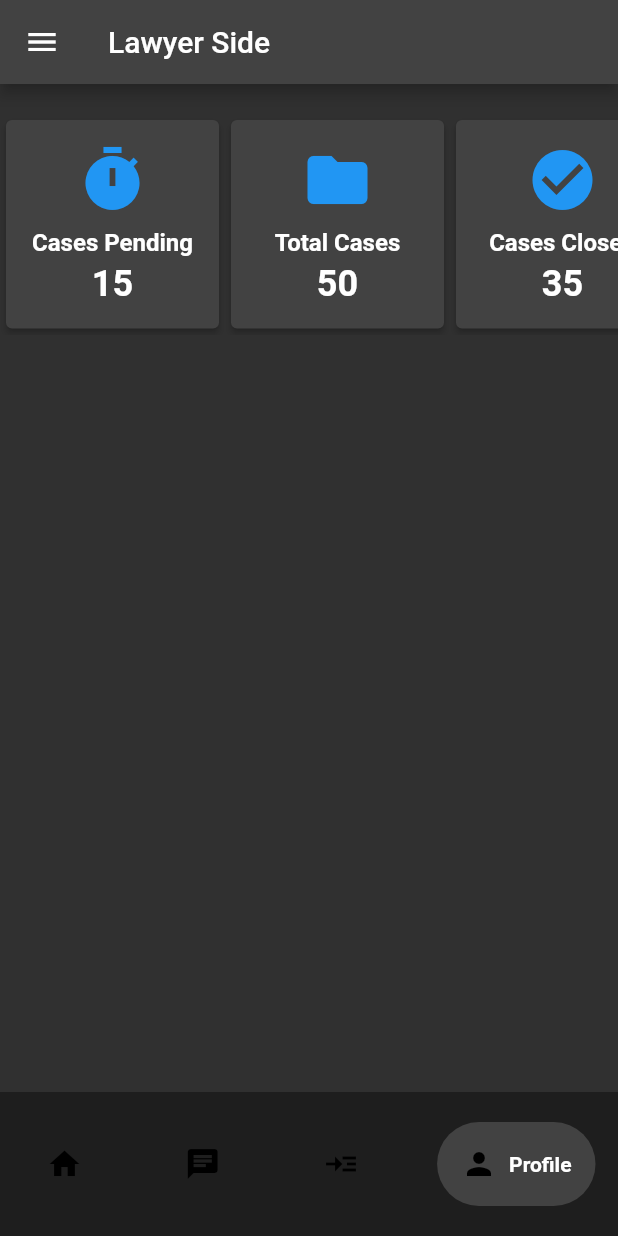
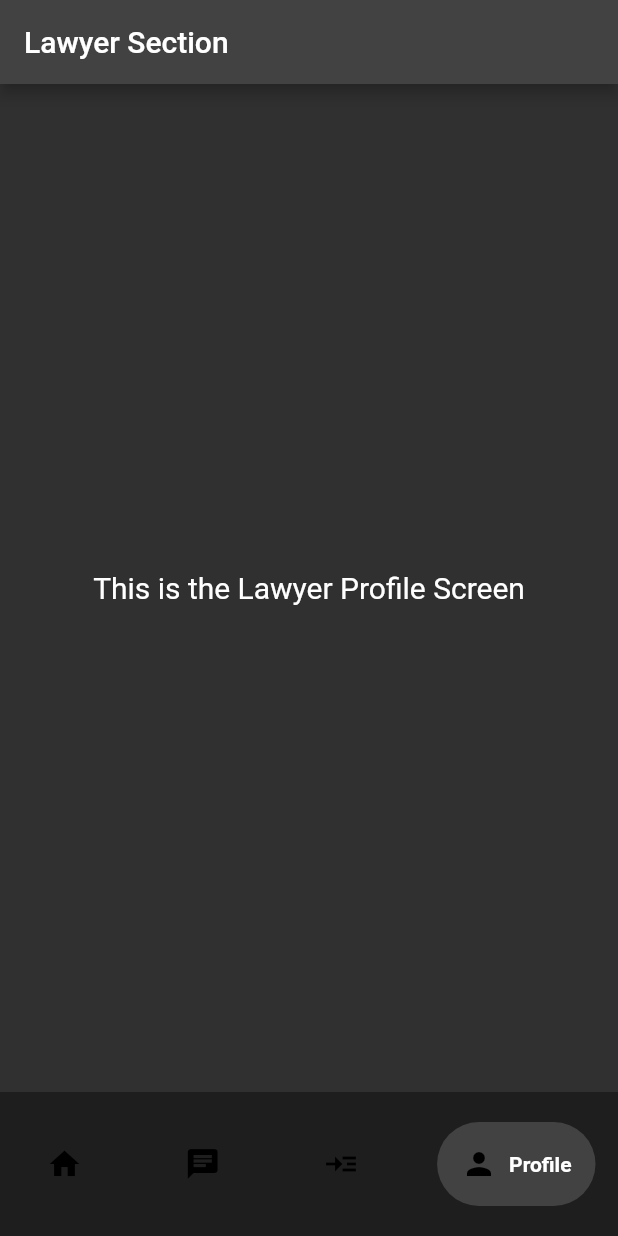
Before and after one commit to drowsy-coder/Nyaya-Sahaya, a Flutter app: the screen it shows after launch, item 4 of the bottom bar chosen, on a phone screen of 412 x 824 dp. Run offline on Flutter 3.47's test engine with Material 2 defaults, Android fonts, the phone set to English and light mode, and no system bars; drawn by our look-alikes of google_nav_bar; our stand-ins replace cloud_firestore, firebase_auth, firebase_core, flutter_zoom_drawer, shared_preferences; accounts and stored records are empty.

Commit message:
Implemented Bottom Navigation bar

```diff
--- a/lib/main.dart
+++ b/lib/main.dart
@@ -1,5 +1,6 @@
 import 'package:flutter/material.dart';
 import 'package:firebase_core/firebase_core.dart';
+import 'package:nyaya_sahaya/screens/stakeholders/lawyer/lawyer_screen.dart';
 
 import 'screens/login/login_page.dart';
 import 'screens/stakeholders/lawyer/lawyer_home.dart';
@@ -28,7 +29,7 @@ class _MyAppState extends State<MyApp> {
     return MaterialApp(
       title: 'Firebase Login',
       theme: ThemeData.dark(),
-      home: LawyerHomePage(),
+      home: LawyerScreen(),
       debugShowCheckedModeBanner: false,
     );
   }
--- a/lib/screens/stakeholders/lawyer/lawyer_home.dart
+++ b/lib/screens/stakeholders/lawyer/lawyer_home.dart
@@ -13,18 +13,11 @@ import 'package:flutter/material.dart';
 class LawyerHomePage extends StatelessWidget {
   @override
   Widget build(BuildContext context) {
-    return Scaffold(
-      appBar: AppBar(
-        title: Text('Lawyer Side'),
-        leading: MenuWidget(),
-      ),
-      body: const Column(
-        children: [
-          SizedBox(height: 20),
-          DashboardHeader(),
-        ],
-      ),
-      bottomNavigationBar: BottomNavBar(),
+    return Column(
+      children: [
+        SizedBox(height: 20),
+        DashboardHeader(),
+      ],
     );
   }
 }
--- a/lib/screens/stakeholders/lawyer/lawyer_profile.dart
+++ b/lib/screens/stakeholders/lawyer/lawyer_profile.dart
@@ -1,17 +1,12 @@
 import 'package:flutter/material.dart';
 
-class LawyerProfile extends StatelessWidget {
+class LawyerProfileScreen extends StatelessWidget {
   @override
   Widget build(BuildContext context) {
-    return Scaffold(
-      appBar: AppBar(
-        title: Text('Lawyer Profile'),
-      ),
-      body: Center(
-        child: Text(
-          'This is the Lawyer Profile Screen',
-          style: TextStyle(fontSize: 20),
-        ),
+    return Center(
+      child: Text(
+        'This is the Lawyer Profile Screen',
+        style: TextStyle(fontSize: 20),
       ),
     );
   }
--- /dev/null
+++ b/lib/screens/stakeholders/lawyer/lawyer_screen.dart
@@ -0,0 +1,71 @@
+import 'package:flutter/material.dart';
+import 'package:google_nav_bar/google_nav_bar.dart';
+import 'package:nyaya_sahaya/screens/stakeholders/lawyer/lawyer_chat.dart';
+import 'package:nyaya_sahaya/screens/stakeholders/lawyer/lawyer_home.dart';
+import 'package:nyaya_sahaya/screens/stakeholders/lawyer/lawyer_profile.dart';
+import 'package:nyaya_sahaya/screens/stakeholders/lawyer/lawyer_read.dart';
+
+class ScreenModel {
+  final Widget screen;
+  final IconData icon;
+  final String text;
+
+  ScreenModel({
+    required this.screen,
+    required this.icon,
+    required this.text,
+  });
+}
+
+class LawyerScreen extends StatefulWidget {
+  @override
+  _LawyerScreenState createState() => _LawyerScreenState();
+}
+
+class _LawyerScreenState extends State<LawyerScreen> {
+  int _selectedIndex = 0;
+
+  // Define your screens as a static list
+  static final List<ScreenModel> screens = [
+    ScreenModel(screen: LawyerHomePage(), icon: Icons.home, text: "Home"),
+    ScreenModel(screen: LawyerChatScreen(), icon: Icons.chat, text: "Chat"),
+    ScreenModel(
+        screen: LawyerReadScreen(), icon: Icons.read_more, text: "Read"),
+    ScreenModel(
+        screen: LawyerProfileScreen(), icon: Icons.person, text: "Profile"),
+  ];
+
+  @override
+  Widget build(BuildContext context) {
+    return Scaffold(
+      appBar: AppBar(
+        title: Text('Lawyer Section'),
+      ),
+      body: screens[_selectedIndex].screen, // Display the selected screen
+      bottomNavigationBar: Container(
+        color: Colors.black38,
+        child: Padding(
+          padding: const EdgeInsets.symmetric(horizontal: 15, vertical: 20),
+          child: GNav(
+            gap: 8,
+            tabBackgroundColor: Colors.grey.shade800,
+            padding: EdgeInsets.all(16),
+            tabs: List.generate(
+              screens.length,
+              (index) => GButton(
+                icon: screens[index].icon,
+                text: screens[index].text,
+              ),
+            ),
+            selectedIndex: _selectedIndex,
+            onTabChange: (index) {
+              setState(() {
+                _selectedIndex = index;
+              });
+            },
+          ),
+        ),
+      ),
+    );
+  }
+}
```
Also changed, not shown: lib/screens/stakeholders/lawyer/lawyer_chat.dart (+4 -10 lines), lib/screens/stakeholders/lawyer/lawyer_read.dart (+4 -14 lines).
